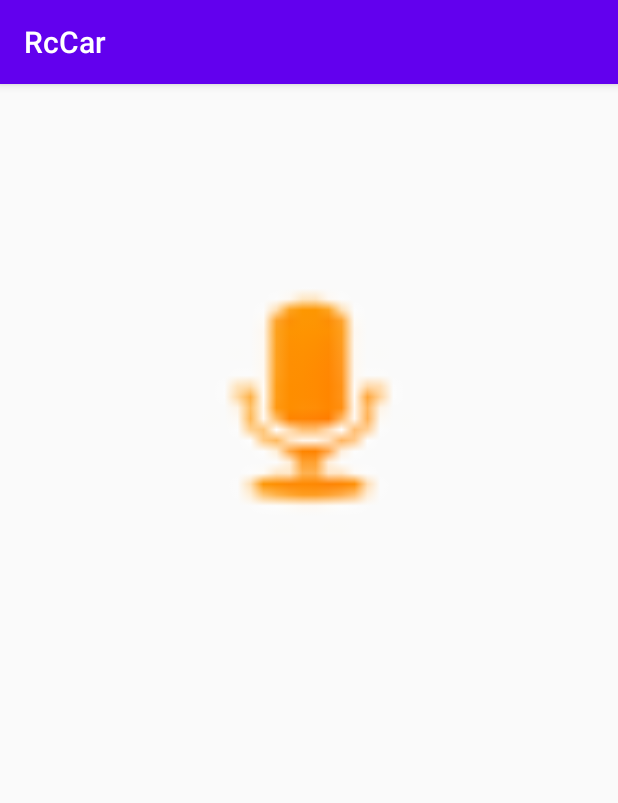
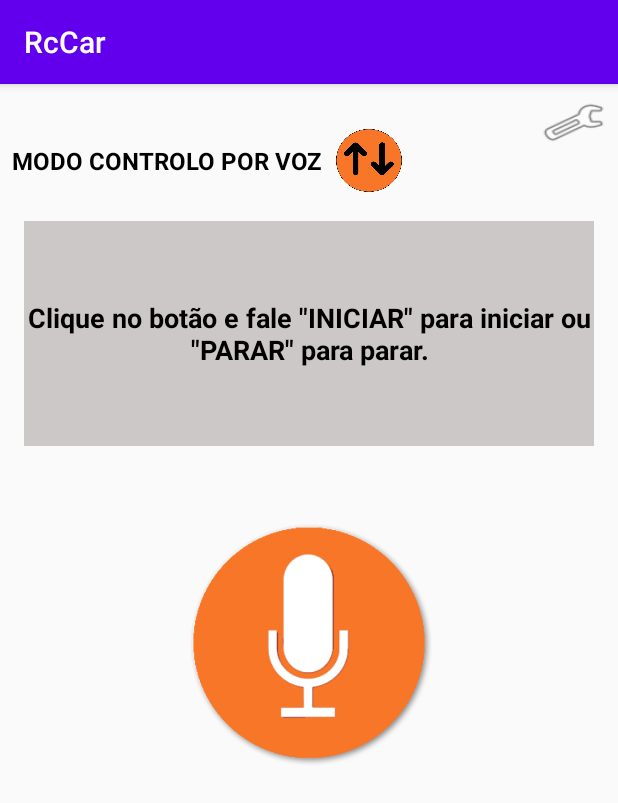
Before and after one commit to RubenGomes19/RcCar, an Android app: the ModoVoz screen opened directly, with no data from a screen before it, on a phone screen of 412 x 824 dp. Shown: the top 803 px of the screen. Run offline under Robolectric (Android 15) with nearby library versions, the phone set to English and light mode, and no system bars.

Commit message:
Comando por voz na atividade ModoVoz melhorado. Versão mais recente funcional.

```diff
--- a/app/src/main/java/pt/ipg/rccar/MainActivity.java
+++ b/app/src/main/java/pt/ipg/rccar/MainActivity.java
@@ -56,7 +56,7 @@ public class MainActivity extends AppCompatActivity {
     protected void onCreate(Bundle savedInstanceState) {
         super.onCreate(savedInstanceState);
         setContentView(R.layout.activity_main);
-        Toast.makeText(getApplicationContext(), "Pagina inicial: Bluetooth", Toast.LENGTH_SHORT).show();
+        //Toast.makeText(getApplicationContext(), "Pagina inicial: Bluetooth", Toast.LENGTH_SHORT).show();
 
         btnConexao = (Button) findViewById(R.id.btnConexao);
         btnLed1 = (Button) findViewById(R.id.btnLed1);
--- a/app/src/main/java/pt/ipg/rccar/ModoVoz.java
+++ b/app/src/main/java/pt/ipg/rccar/ModoVoz.java
@@ -18,8 +18,19 @@ public class ModoVoz extends AppCompatActivity {
 
     Button buttonVoz;
     TextView textViewTextoEnviado;
+    private int controla = 0;
 
     private static final int ID_TEXTO_PARA_VOZ = 100;
+
+
+
+    public void atividadeModos(View view) {
+
+        Intent intent = new Intent(this, ModosNavegacao.class);
+
+        startActivity(intent);
+
+    }
 
     @Override
     protected void onCreate(Bundle savedInstanceState) {
@@ -61,15 +72,26 @@ public class ModoVoz extends AppCompatActivity {
 
                     String texto = result.get(0);
 
-                    Toast.makeText(getApplicationContext(), "Fala: " + texto, Toast.LENGTH_LONG).show();
+                    //Toast.makeText(getApplicationContext(), "Fala: " + texto, Toast.LENGTH_LONG).show();
 
-                    textViewTextoEnviado.setText(texto);
+                    textViewTextoEnviado.setText("Clique no botão e fale \"INICIAR\" para iniciar ou \"PARAR\" para parar." + "/n" + "Fala recolhida: " + texto);
 
-                    String start = "start";
+                    String start = "iniciar";
+                    String stop = "parar";
 
-                    if (texto.equals(start)) {
+                    if (texto.equals(start) && MainActivity.conexao && controla == 0) {
                         MainActivity.connectedThread.enviar("l");
-                        Toast.makeText(getApplicationContext(), "Sao iguais: " + texto + " = " + start, Toast.LENGTH_LONG).show();
+                        controla = 1;
+                        //Toast.makeText(getApplicationContext(), "Sao iguais: " + texto + " = " + start, Toast.LENGTH_LONG).show();
+                    }else if(texto.equals(stop) && MainActivity.conexao && controla == 1){
+                        MainActivity.connectedThread.enviar("l");
+                        controla = 0;
+
+                    }else if(texto != start && MainActivity.conexao){
+                        Toast.makeText(getApplicationContext(), "" + texto + " não tem nenhum comando associado!", Toast.LENGTH_LONG).show();
+                    }
+                    else {
+                        Toast.makeText(getApplicationContext(), "Não está conectado" , Toast.LENGTH_LONG).show();
                     }
 
                 }
--- a/app/src/main/res/layout/activity_modo_voz.xml
+++ b/app/src/main/res/layout/activity_modo_voz.xml
@@ -9,30 +9,72 @@
     <TextView
         android:id="@+id/textViewTextoEnviado"
         android:layout_width="0dp"
-        android:layout_height="wrap_content"
+        android:layout_height="150dp"
         android:layout_marginStart="16dp"
         android:layout_marginLeft="16dp"
-        android:layout_marginTop="83dp"
+        android:layout_marginTop="28dp"
         android:layout_marginEnd="16dp"
         android:layout_marginRight="16dp"
+        android:background="#CCC8C8"
+        android:gravity="center"
+        android:text='Clique no botão e fale "INICIAR" para iniciar ou "PARAR" para parar.'
         android:textColor="#000000"
-        android:textSize="15sp"
+        android:textSize="18sp"
         android:textStyle="bold"
         app:layout_constraintEnd_toEndOf="parent"
+        app:layout_constraintHorizontal_bias="0.0"
         app:layout_constraintStart_toStartOf="parent"
-        app:layout_constraintTop_toBottomOf="@+id/buttonVoz" />
+        app:layout_constraintTop_toBottomOf="@+id/textView5" />
 
     <Button
         android:id="@+id/buttonVoz"
-        android:layout_width="208dp"
-        android:layout_height="174dp"
-        android:layout_marginStart="77dp"
-        android:layout_marginLeft="77dp"
-        android:layout_marginTop="125dp"
-        android:layout_marginEnd="78dp"
-        android:layout_marginRight="78dp"
-        android:background="@android:drawable/presence_audio_away"
+        android:layout_width="164dp"
+        android:layout_height="163dp"
+        android:layout_marginStart="70dp"
+        android:layout_marginLeft="70dp"
+        android:layout_marginTop="50dp"
+        android:layout_marginEnd="70dp"
+        android:layout_marginRight="70dp"
+        android:background="@drawable/voice"
         app:layout_constraintEnd_toEndOf="parent"
         app:layout_constraintStart_toStartOf="parent"
+        app:layout_constraintTop_toBottomOf="@+id/textViewTextoEnviado" />
+
+    <TextView
+        android:id="@+id/textView5"
+        android:layout_width="216dp"
+        android:layout_height="23dp"
+        android:layout_marginStart="8dp"
+        android:layout_marginLeft="8dp"
+        android:layout_marginTop="40dp"
+        android:layout_marginEnd="8dp"
+        android:layout_marginRight="8dp"
+        android:text="MODO CONTROLO POR VOZ"
+        android:textColor="#000000"
+        android:textSize="16sp"
+        android:textStyle="bold"
+        app:layout_constraintEnd_toStartOf="@+id/button5"
+        app:layout_constraintStart_toStartOf="parent"
+        app:layout_constraintTop_toTopOf="parent" />
+
+    <Button
+        android:id="@+id/button5"
+        android:layout_width="44dp"
+        android:layout_height="42dp"
+        android:layout_marginTop="30dp"
+        android:background="@drawable/change"
+        android:onClick="atividadeModos"
+        app:layout_constraintStart_toEndOf="@+id/textView5"
+        app:layout_constraintTop_toTopOf="parent" />
+
+    <Button
+        android:id="@+id/button6"
+        android:layout_width="43dp"
+        android:layout_height="35dp"
+        android:layout_marginTop="8dp"
+        android:layout_marginEnd="8dp"
+        android:layout_marginRight="8dp"
+        android:background="@android:drawable/ic_menu_manage"
+        app:layout_constraintEnd_toEndOf="parent"
         app:layout_constraintTop_toTopOf="parent" />
 </androidx.constraintlayout.widget.ConstraintLayout>
```
Also changed, not shown: app/src/main/res/drawable/voice.png (added).
